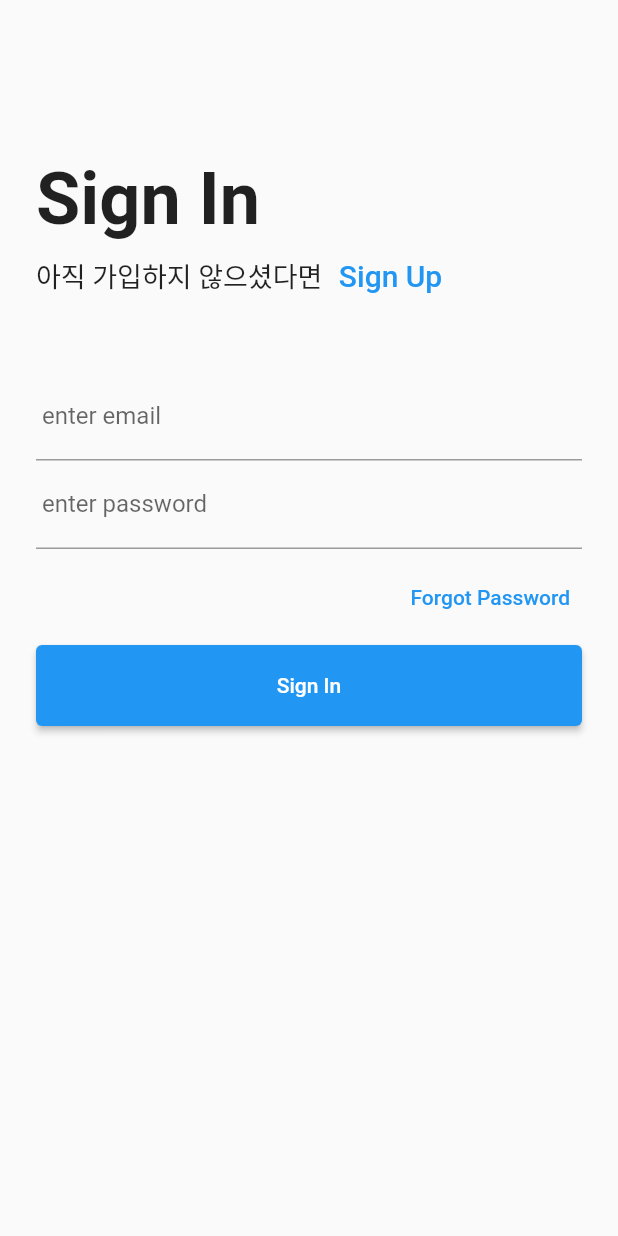
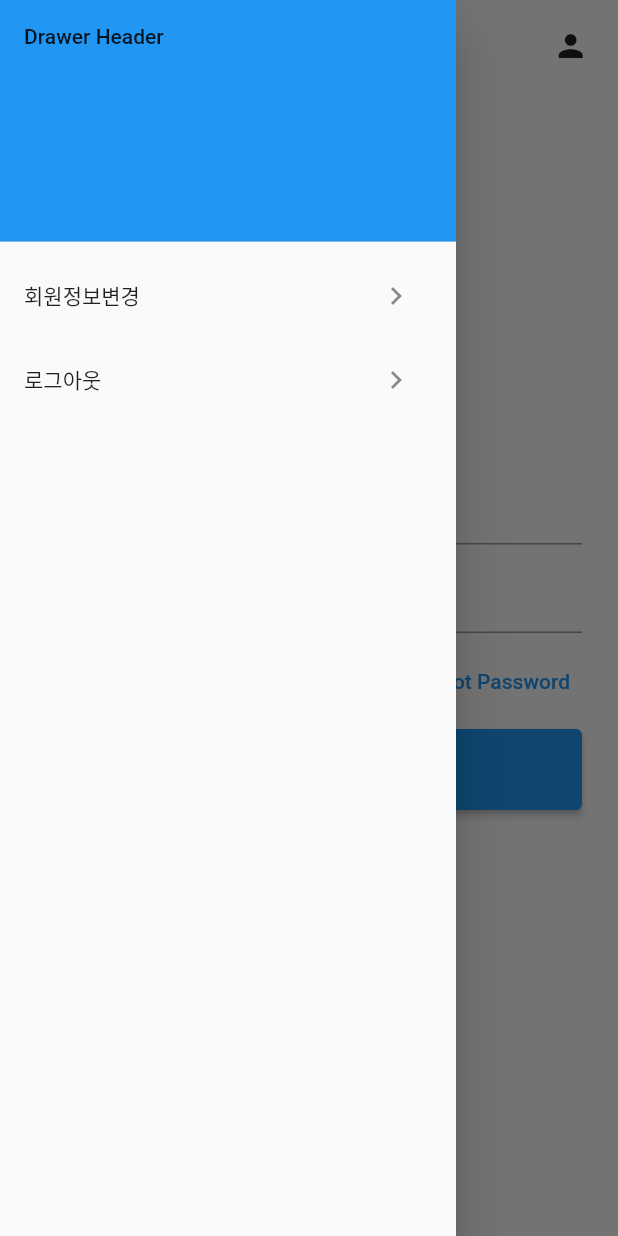
Before and after one commit to EDDI-RobotAcademy/WebAppPersonalProject, a Flutter app: the screen it shows after launch, with the side drawer open (before the commit the screen has no drawer), on a phone screen of 412 x 824 dp. Run offline on Flutter 3.47's test engine with Material 2 defaults, Android fonts, the phone set to English and light mode, and no system bars; our stand-ins replace flutter_secure_storage, get; missing offline and left inert: email_auth; Roboto replaces fonts that are missing (FontAppleSDGothicNeo).

Commit message:
feat: 로그인한 사용자가 자신이랑 친구 사이인 사용자들을 볼 수 있는 리스트 UI [SLIDE-TO-PUSH30]

```diff
--- /dev/null
+++ b/p4th/BokyeongLim/slide_to_push_frontend/lib/component/navi_menu.dart
@@ -0,0 +1,29 @@
+import 'package:flutter/cupertino.dart';
+import 'package:flutter/material.dart';
+
+class MenuDrawer extends StatelessWidget {
+  const MenuDrawer({Key? key}) : super(key: key);
+
+  @override
+  Widget build(BuildContext context) {
+    return Drawer(
+      child: ListView(
+        children: <Widget>[
+          DrawerHeader(
+            child: Text('Drawer Header'),
+            decoration: BoxDecoration(
+              color: Colors.blue,)
+          ),
+          ListTile(
+            title: Text("회원정보변경"),
+            trailing: IconButton(icon: Icon(Icons.navigate_next), onPressed: (){},),
+          ),
+          ListTile(
+            title: Text("로그아웃"),
+            trailing: IconButton(icon: Icon(Icons.navigate_next), onPressed: (){},),
+          ),
+        ],
+      ),
+    );
+  }
+}
--- a/p4th/BokyeongLim/slide_to_push_frontend/lib/utility/style/common_text_style.dart
+++ b/p4th/BokyeongLim/slide_to_push_frontend/lib/utility/style/common_text_style.dart
@@ -5,6 +5,15 @@ TextStyle headerText () {
   return const TextStyle(
       fontFamily: 'FontAppleSDGothicNeo',
       fontSize: 48,
+      fontWeight: FontWeight.bold,
+      color: Colors.black87
+  );
+}
+
+TextStyle subHeaderText () {
+  return const TextStyle(
+      fontFamily: 'FontAppleSDGothicNeo',
+      fontSize: 16,
       fontWeight: FontWeight.bold,
       color: Colors.black87
   );
@@ -22,8 +31,17 @@ TextStyle linkText () {
 TextStyle defaultText () {
   return const TextStyle(
       fontFamily: 'FontAppleSDGothicNeo',
-      fontSize: 18,
+      fontSize: 16,
       fontWeight: FontWeight.w300,
       color: Colors.black87
   );
 }
+
+TextStyle subText () {
+  return const TextStyle(
+      fontFamily: 'FontAppleSDGothicNeo',
+      fontSize: 12,
+      fontWeight: FontWeight.w300,
+      color: Colors.black87
+  );
+}
--- a/p4th/BokyeongLim/slide_to_push_frontend/lib/view/sign_in_view.dart
+++ b/p4th/BokyeongLim/slide_to_push_frontend/lib/view/sign_in_view.dart
@@ -1,17 +1,37 @@
 import 'package:flutter/material.dart';
 import 'package:get/get.dart';
+
+import '../component/friend_drawer.dart';
+import '../component/navi_menu.dart';
 import '../component/sign_in_form.dart';
 import '../component/sign_up_first_form.dart';
 import '../utility/style/common_size.dart';
 import '../utility/style/common_text_style.dart';
 
 class SignInView extends StatelessWidget {
-  const SignInView({Key? key}) : super(key: key);
 
   @override
   Widget build(BuildContext context) {
     return Scaffold(
+
+      endDrawerEnableOpenDragGesture: false,
       resizeToAvoidBottomInset : false,
+      appBar: AppBar(
+        iconTheme: IconThemeData(color: Colors.black87,),
+        actions: [
+          Builder(builder: (context) {
+            return IconButton(
+                padding: EdgeInsets.fromLTRB(0, 5, 15, 0),
+                icon: Icon(Icons.person, color: Colors.black87,),
+                onPressed: () {Scaffold.of(context).openEndDrawer(); });
+          })
+        ],
+        backgroundColor: Colors.transparent,
+        shadowColor: Colors.transparent,
+        elevation: 0,
+      ),
+      drawer: MenuDrawer(),
+      endDrawer: FriendsDrawer(),
       body: SafeArea(
         child: Padding(
           padding: const EdgeInsets.all(24),
```
Also changed, not shown: p4th/BokyeongLim/slide_to_push_frontend/lib/component/friend_drawer.dart (added, +57 -0 lines).
